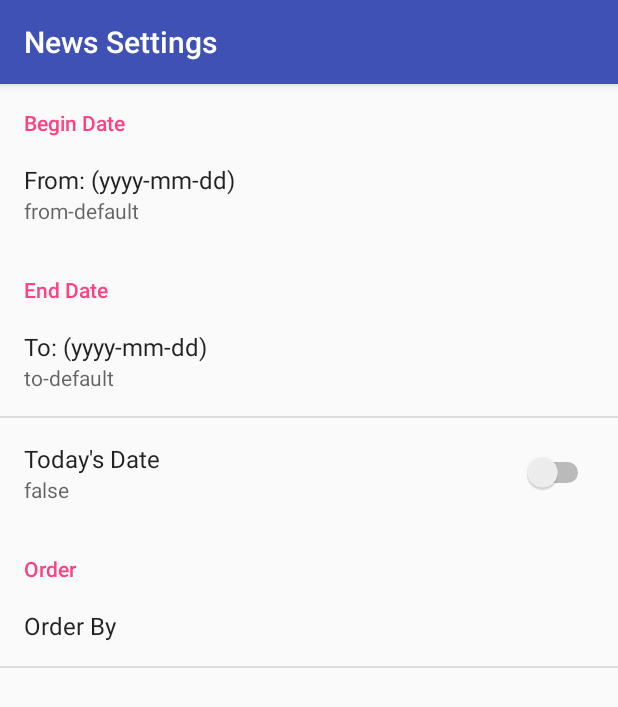
After one commit to PaolaMu/Newsfeedapp, an Android app: the SettingsActivity screen opened directly, with no data from a screen before it, on a phone screen of 412 x 824 dp. The commit adds this screen. Shown: the top 707 px of the screen. Run offline under Robolectric (Android 15) with nearby library versions, the phone set to English and light mode, and no system bars.

Commit message:
settings

```diff
--- a/app/src/main/java/com/example/android/newsfeedapp/NewsAdapter.java
+++ b/app/src/main/java/com/example/android/newsfeedapp/NewsAdapter.java
@@ -83,6 +83,7 @@ public class NewsAdapter extends ArrayAdapter<News> {
         // Return the news item list view that is now showing the appropriate data
         return listItemView;
     }
+
     /**
      * Return the formatted date string (i.e. "Feb 12, 1987") from a Date object.
      */
--- a/app/src/main/java/com/example/android/newsfeedapp/QueryUtils.java
+++ b/app/src/main/java/com/example/android/newsfeedapp/QueryUtils.java
@@ -138,7 +138,7 @@ public final class QueryUtils {
 
 
         } catch (JSONException je) {
-            Log.e(TAG, "extratNewsFromJson: Problem parsing results", je);
+            Log.e(TAG, "extractNewsFromJson: Problem parsing results", je);
 
         }
         return myNews;
--- /dev/null
+++ b/app/src/main/java/com/example/android/newsfeedapp/SettingsActivity.java
@@ -0,0 +1,70 @@
+package com.example.android.newsfeedapp;
+
+import android.content.SharedPreferences;
+import android.os.Bundle;
+import android.preference.ListPreference;
+import android.preference.Preference;
+import android.preference.PreferenceFragment;
+import android.preference.PreferenceManager;
+import android.support.v7.app.AppCompatActivity;
+
+public class SettingsActivity extends AppCompatActivity {
+    @Override
+    protected void onCreate(Bundle savedInstanceState) {
+        super.onCreate(savedInstanceState);
+        setContentView(R.layout.settings_activity);
+    }
+
+    public static class NewsFeedPreferenceFragment extends PreferenceFragment
+            implements Preference.OnPreferenceChangeListener {
+
+        @Override
+        public void onCreate(Bundle savedInstanceState) {
+            super.onCreate(savedInstanceState);
+            addPreferencesFromResource(R.xml.setting_main);
+
+            Preference startDate = findPreference(getString(R.string.settings_start_date_key));
+            bindPreferenceSummaryToValue(startDate);
+
+            Preference endDate = findPreference(getString(R.string.settings_end_date_key));
+            bindPreferenceSummaryToValue(endDate);
+
+            Preference orderBy = findPreference(getString(R.string.settings_order_by_key));
+            bindPreferenceSummaryToValue(orderBy);
+
+            Preference todaysDate = findPreference(getString(R.string.settings_today_key));
+            checkChangeValue(todaysDate);
+        }
+
+        @Override
+        public boolean onPreferenceChange(Preference preference, Object value) {
+            String stringValue = value.toString();
+            if (preference instanceof ListPreference) {
+                ListPreference listPreference = (ListPreference) preference;
+                int prefIndex = listPreference.findIndexOfValue(stringValue);
+                if (prefIndex >= 0) {
+                    CharSequence[] labels = listPreference.getEntries();
+                    preference.setSummary(labels[prefIndex]);
+                }
+            } else {
+                preference.setSummary(stringValue);
+            }
+            return true;
+        }
+
+        private void bindPreferenceSummaryToValue(Preference preference) {
+            preference.setOnPreferenceChangeListener(this);
+            SharedPreferences preferences =
+                    PreferenceManager.getDefaultSharedPreferences(preference.getContext());
+            String preferenceString = preferences.getString(preference.getKey(), "");
+            onPreferenceChange(preference, preferenceString);
+        }
+
+        private void checkChangeValue(Preference changePreference) {
+            changePreference.setOnPreferenceChangeListener(this);
+            SharedPreferences preferences = PreferenceManager.getDefaultSharedPreferences(changePreference.getContext());
+            Boolean booleanPreference = preferences.getBoolean(changePreference.getKey(), false);
+            onPreferenceChange(changePreference, booleanPreference);
+        }
+    }
+}
--- a/app/src/main/res/menu/toolbar_menu.xml
+++ /dev/null
@@ -1,4 +0,0 @@
-<?xml version="1.0" encoding="utf-8"?>
-<menu xmlns:android="http://schemas.android.com/apk/res/android">
-
-</menu>
--- /dev/null
+++ b/app/src/main/res/values/arrays.xml
@@ -0,0 +1,12 @@
+<?xml version="1.0" encoding="utf-8"?>
+<resources>
+    <string-array name="settings_order_by_labels">
+        <item>@string/settings_order_by_most_recent_label</item>
+        <item>@string/settings_order_by_relevant_label</item>
+    </string-array>
+
+    <string-array name="settings_order_by_values">
+        <item>@string/settings_order_by_most_recent_value</item>
+        <item>@string/settings_order_by_relevant_value</item>
+    </string-array>
+</resources>
--- a/app/src/main/res/values/strings.xml
+++ b/app/src/main/res/values/strings.xml
@@ -1,10 +1,46 @@
 <resources>
     <string name="app_name">News feed app</string>
-    <string name="no_internet_connection">no_internet_connection</string>
-    <string name="no_news">no news</string>
-    <string name="title">title</string>
-    <string name="author">author</string>
-    <string name="section">section</string>
-    <string name="date_time">date_time</string>
+    <string name="no_internet_connection">No internet connection.</string>
+    <string name="no_news">No news found</string>
+    <string name="title">Title</string>
+    <string name="author">Author</string>
+    <string name="section">Section</string>
+    <string name="date_time">date time</string>
     <string name="line">line</string>
+
+
+    <!-- Settings menu -->
+    <string name="settings_menu_item">Settings</string>
+    <string name="settings_label">News Settings</string>
+    <string name="start_date_preference">Begin Date</string>
+    <string name="end_date_preference">End Date</string>
+    <string name="order_preference">Order</string>
+
+
+    <!-- Preferences: From date To date -->
+    <string name="settings_start_date_label">From: (yyyy-mm-dd)</string>
+    <string name="settings_start_date_key" translatable="false">from-date</string>
+    <string name="settings_start_date_default" translatable="false">from-default</string>
+    <string name="settings_end_date_label">To: (yyyy-mm-dd)</string>
+    <string name="settings_end_date_key" translatable="false">to-date</string>
+    <string name="settings_end_date_default" translatable="false">to-default</string>
+
+    <!-- Preferences: For Order-By  -->
+    <string name="settings_order_by_label">Order By</string>
+    <string name="settings_order_by_key" translatable="false">orderBy</string>
+    <string name="settings_order_by_default" translatable="false">order_by_most_recent</string>
+
+    <!-- Order by: relevance -->
+    <string name="settings_order_by_relevant_label">Relevance</string>
+    <string name="settings_order_by_relevant_value" translatable="false">relevance</string>
+
+    <!-- Order by: new Articles  -->
+    <string name="settings_order_by_most_recent_label">New Articles</string>
+    <string name="settings_order_by_most_recent_value" translatable="false">newest</string>
+
+    <!-- Today's date -->
+    <string name="settings_today_label">Today\'s Date</string>
+    <string name="settings_today_key">change</string>
+    <string name="settings_today_default">false</string>
+
 </resources>
--- /dev/null
+++ b/app/src/main/res/xml/setting_main.xml
@@ -0,0 +1,36 @@
+<?xml version="1.0" encoding="utf-8"?>
+<PreferenceScreen xmlns:android="http://schemas.android.com/apk/res/android"
+    android:title="@string/settings_label">
+
+    <PreferenceCategory android:title="@string/start_date_preference">
+        <EditTextPreference
+            android:defaultValue="@string/settings_start_date_default"
+            android:inputType="date"
+            android:key="@string/settings_start_date_key"
+            android:selectAllOnFocus="true"
+            android:title="@string/settings_start_date_label" />
+    </PreferenceCategory>
+
+    <PreferenceCategory android:title="@string/end_date_preference">
+        <EditTextPreference
+            android:defaultValue="@string/settings_end_date_default"
+            android:inputType="date"
+            android:key="@string/settings_end_date_key"
+            android:selectAllOnFocus="true"
+            android:title="@string/settings_end_date_label" />
+        <SwitchPreference
+            android:defaultValue="@string/settings_today_default"
+            android:key="@string/settings_today_key"
+            android:title="@string/settings_today_label" />
+    </PreferenceCategory>
+
+    <PreferenceCategory android:title="@string/order_preference">
+        <ListPreference
+            android:defaultValue="@string/settings_order_by_default"
+            android:entries="@array/settings_order_by_labels"
+            android:entryValues="@array/settings_order_by_values"
+            android:key="@string/settings_order_by_key"
+            android:title="@string/settings_order_by_label" />
+
+    </PreferenceCategory>
+</PreferenceScreen>
```
Also changed, not shown: app/src/main/AndroidManifest.xml (+9 -1 lines), app/src/main/java/com/example/android/newsfeedapp/NewsActivity.java (+91 -15 lines), app/src/main/res/layout/settings_activity.xml (added, +9 -0 lines), app/src/main/res/menu/main.xml (+6 -2 lines).
